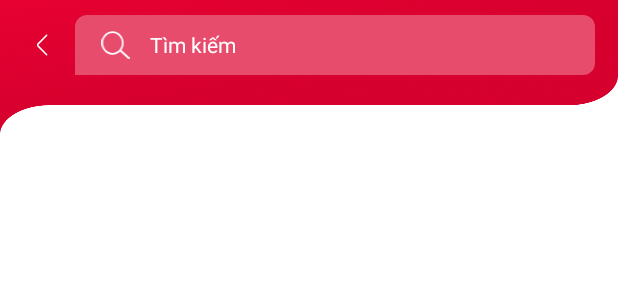
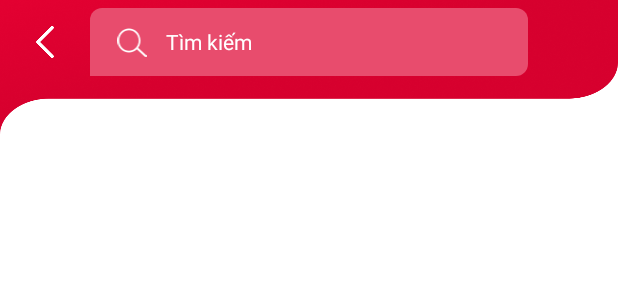
Before and after one commit to riskysang139/Bai1TrainingThang10, an Android app: the layout activity_search_film.xml on its own in the app's theme, with its tools: preview values and no code run, on a phone screen of 412 x 824 dp. Shown: the top 300 px of the screen. Run offline under Robolectric (Android 15) with nearby library versions, the phone set to English and light mode, and no system bars.

Commit message:
addd some layout

```diff
--- a/app/src/main/java/com/example/bai1training/detailFilm/DetailFilmActivity.java
+++ b/app/src/main/java/com/example/bai1training/detailFilm/DetailFilmActivity.java
@@ -38,6 +38,7 @@ public class DetailFilmActivity extends AppCompatActivity implements OnClickVide
     public static final String FROM_UP_COMING = "FROM_UP_COMING";
     public static final String FROM_TOP_RATE = "FROM_TOP_RATE";
     public static final String FROM_POPULAR = "FROM_POPULAR";
+    public static final String FROM_SEARCH = "FROM_SEARCH";
 
     public static final String LINK_HEADER_YOUTUBE="https://www.youtube.com/watch?v";
 
--- a/app/src/main/res/layout/activity_search_film.xml
+++ b/app/src/main/res/layout/activity_search_film.xml
@@ -1,57 +1,97 @@
 <?xml version="1.0" encoding="utf-8"?>
-<layout>
+<layout xmlns:android="http://schemas.android.com/apk/res/android"
+    xmlns:app="http://schemas.android.com/apk/res-auto">
 
-    <RelativeLayout xmlns:android="http://schemas.android.com/apk/res/android"
-        xmlns:tools="http://schemas.android.com/tools"
-        android:id="@+id/rl_search_container"
+    <RelativeLayout xmlns:tools="http://schemas.android.com/tools"
         android:layout_width="match_parent"
         android:layout_height="match_parent"
-        android:background="@color/white"
-        android:clickable="true"
-        android:focusable="true">
+        android:background="@color/white">
+
+        <RelativeLayout
+            android:id="@+id/rl_search_header"
+            android:layout_width="match_parent"
+            android:layout_height="wrap_content">
+
+            <ImageView
+                android:layout_width="match_parent"
+                android:layout_height="110dp"
+                android:layout_marginTop="-20dp"
+                android:scaleType="fitXY"
+                android:src="@drawable/vtecom_bg_header_search" />
+
+            <RelativeLayout
+                android:id="@+id/rl_home_bar"
+                android:layout_width="match_parent"
+                android:layout_height="?attr/actionBarSize">
+
+                <ImageView
+                    android:id="@+id/img_home_menu"
+                    android:layout_width="60dp"
+                    android:layout_height="match_parent"
+                    android:padding="17dp"
+                    android:src="@drawable/vtecom_ic_back_black"
+                    app:tint="@color/white" />
+
+                <RelativeLayout
+                    android:layout_width="match_parent"
+                    android:layout_height="wrap_content"
+                    android:layout_centerVertical="true"
+                    android:layout_toStartOf="@+id/img_home_notification"
+                    android:layout_toLeftOf="@+id/img_home_notification"
+                    android:layout_toEndOf="@+id/img_home_menu"
+                    android:layout_toRightOf="@+id/img_home_menu"
+                    android:layout_marginRight="60dp"
+                    android:background="@drawable/vtecom_bg_search_box">
+
+                    <ImageView
+                        android:id="@+id/img_home_search"
+                        android:layout_width="45dp"
+                        android:layout_height="45dp"
+                        android:layout_marginStart="5dp"
+                        android:layout_marginLeft="5dp"
+                        android:padding="12dp"
+                        android:src="@drawable/vtecom_ic_search" />
+
+                    <TextView
+                        android:id="@+id/tv_home_keyword_search"
+                        android:layout_width="wrap_content"
+                        android:layout_height="wrap_content"
+                        android:layout_centerVertical="true"
+                        android:layout_toEndOf="@+id/img_home_search"
+                        android:layout_toRightOf="@+id/img_home_search"
+                        android:ellipsize="end"
+                        android:paddingEnd="10dp"
+                        android:paddingRight="10dp"
+                        android:singleLine="true"
+                        android:text="Tìm kiếm"
+                        android:textColor="@color/white"
+                        android:textSize="14sp" />
+                </RelativeLayout>
+
+                <ImageView
+                    android:id="@+id/img_home_notification"
+                    android:layout_width="60dp"
+                    android:layout_height="match_parent"
+                    android:layout_alignParentEnd="true"
+                    android:layout_alignParentRight="true"
+                    android:padding="17dp"
+                    android:visibility="gone"
+                    android:src="@drawable/vtecom_ic_bell_white" />
+            </RelativeLayout>
+        </RelativeLayout>
 
         <RelativeLayout
             android:id="@+id/rl_container_fragment_search"
             android:layout_width="match_parent"
             android:layout_height="match_parent"
-            android:layout_marginTop="80dp">
+            android:layout_below="@id/rl_search_header"
+            android:layout_marginTop="-24dp">
+
             <androidx.recyclerview.widget.RecyclerView
+                android:id="@+id/rcv_search_film"
                 android:layout_width="match_parent"
-                android:layout_height="match_parent"/>
-        </RelativeLayout>
-
-        <RelativeLayout
-            android:id="@+id/rl_header_search"
-            android:layout_width="match_parent"
-            android:layout_height="90dp"
-            android:background="@drawable/vtecom_bg_header_search">
-
-            <RelativeLayout
-                android:layout_width="match_parent"
-                android:layout_height="60dp">
-
-                <androidx.appcompat.widget.AppCompatImageView
-                    android:id="@+id/image_back_search"
-                    android:layout_width="24dp"
-                    android:layout_height="24dp"
-                    android:layout_centerVertical="true"
-                    android:layout_marginLeft="16dp"
-                    android:src="@drawable/vtecom_ic_back" />
-
-                <com.example.bai1training.base.SearchActionBarView
-                    android:id="@+id/sb_search_all"
-                    android:layout_width="match_parent"
-                    android:layout_height="40dp"
-                    android:layout_centerVertical="true"
-                    android:layout_marginLeft="10dp"
-                    android:layout_marginRight="15dp"
-                    android:layout_toRightOf="@+id/image_back_search"
-                    tools:ignore="MissingClass" />
-
-            </RelativeLayout>
-
+                android:layout_height="match_parent" />
         </RelativeLayout>
 
     </RelativeLayout>
-
 </layout>
```
Also changed, not shown: app/src/main/java/com/example/bai1training/film/MainActivity.java (+47 -12 lines), app/src/main/java/com/example/bai1training/searchFilm/SearchFilmActivity.java (+55 -34 lines), app/src/main/res/layout/activity_main.xml (+36 -63 lines), app/src/main/res/drawable/vtecom_ic_bell_white.png (added), app/src/main/res/drawable/vtecom_ic_menu_white.png (added).
